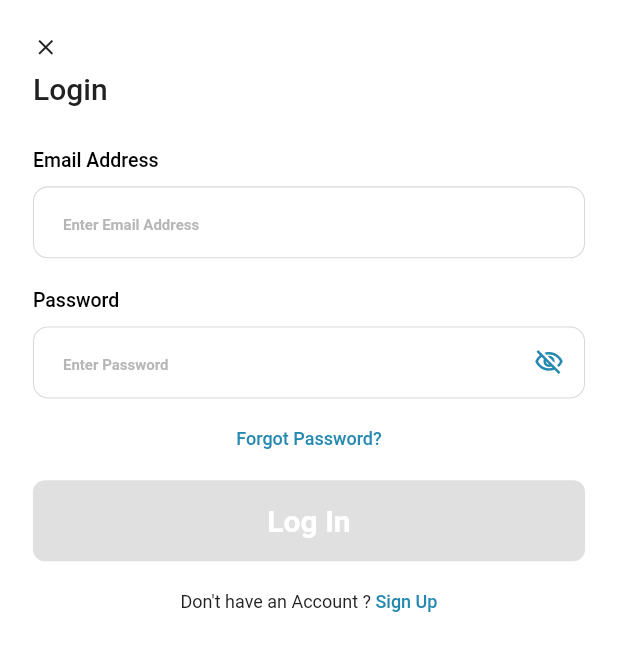
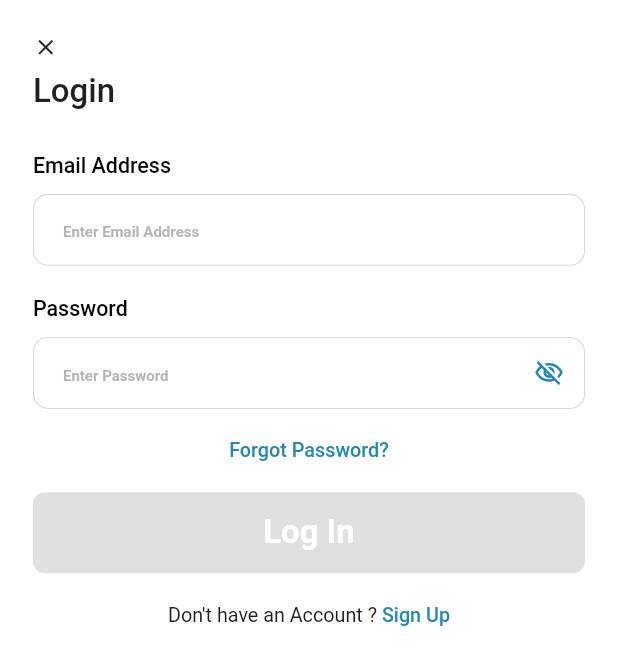
Before and after one commit to sholarrh/compact_pay, a Flutter app: the screen it shows after launch, after a tap on "Skip", on a phone screen of 412 x 824 dp. Shown: the top 665 px of the screen. Run offline on Flutter 3.47's test engine with Material 2 defaults, Android fonts, the light colour scheme and no system bars; our stand-ins replace device_preview, dio, firebase_core, image_picker, pin_code_fields, shared_preferences and 2 more; missing offline and left inert: email_otp; accounts and stored records are empty; network calls fail; Roboto replaces fonts that are missing (Poppins).

Commit message:
adding media query to onboarding show snackbar

```diff
--- a/lib/main.dart
+++ b/lib/main.dart
@@ -1,11 +1,20 @@
 import 'package:compact_pay/provider/provider.dart';
 import 'package:compact_pay/screens/SplashScreen/splashscreen.dart';
+
+//import 'package:compact_pay/testing_notifications.dart';
 import 'package:compact_pay/widgets/custom_error.dart';
+import 'package:device_preview/device_preview.dart';
+import 'package:firebase_core/firebase_core.dart';
+
+//import 'package:firebase_messaging/firebase_messaging.dart';
 import 'package:flutter/material.dart';
 import 'package:provider/provider.dart';
 
-void main() {
-  runApp(const MyApp());
+void main() async {
+  WidgetsFlutterBinding.ensureInitialized();
+  await Firebase.initializeApp();
+  //await FirebaseMessaging.instance.getInitialMessage();
+  runApp(DevicePreview(enabled: true, builder: (context) => const MyApp()));
 }
 
 class MyApp extends StatelessWidget {
--- a/lib/screens/SplashScreen/splashscreen.dart
+++ b/lib/screens/SplashScreen/splashscreen.dart
@@ -6,6 +6,7 @@ import 'package:shared_preferences/shared_preferences.dart';
 
 import '../../utils/app_colors.dart';
 import '../../widgets/my_text.dart';
+import '../../widgets/size_config.dart';
 
 class SplashScreen extends StatefulWidget {
   const SplashScreen({Key? key}) : super(key: key);
@@ -40,8 +41,7 @@ class _SplashScreenState extends State<SplashScreen> {
 
   @override
   Widget build(BuildContext context) {
-    final double height = MediaQuery.of(context).size.height;
-    final double width = MediaQuery.of(context).size.width;
+    SizeConfig.init(context);
     return Scaffold(
       backgroundColor: darkBlue,
       body: SafeArea(
@@ -49,13 +49,13 @@ class _SplashScreenState extends State<SplashScreen> {
           child: Center(
             child: Column(
               children: [
-                SizedBox(height: height * 0.39),
+                SizedBox(height: getProportionateScreenHeight(317)),
                 Image.asset('assets/images/Logo.png'),
-                SizedBox(height: height * 0.0185),
+                SizedBox(height: getProportionateScreenHeight(15.11)),
                 MyText(
                   'CompactPay',
                   color: white,
-                  fontSize: width * 0.064,
+                  fontSize: 24,
                   fontWeight: FontWeight.w600,
                 ),
               ],
--- a/lib/screens/add_money/ussd/select_bank.dart
+++ b/lib/screens/add_money/ussd/select_bank.dart
@@ -42,7 +42,6 @@ class _SelectBankState extends State<SelectBank> {
     return Scaffold(
       backgroundColor: backWhite,
       body: SafeArea(
-        child: SingleChildScrollView(
         child: Column(children: [
           Padding(
             padding: const EdgeInsets.only(top: 10, bottom: 20),
@@ -95,8 +94,64 @@ class _SelectBankState extends State<SelectBank> {
           const SizedBox(
             height: 20,
           ),
-            ListView.builder(
-                physics: const NeverScrollableScrollPhysics(),
+          // GroupedListView(
+          //   elements: displayList,
+          //
+          //   groupBy: (element) => displayList[0],
+          //     itemBuilder: (context, index) => Card(
+          //       margin: const EdgeInsets.symmetric(
+          //           horizontal: 1.0, vertical: 12.0),
+          //       child: ListTile(
+          //         onTap: () {
+          //           //print('addmoney is ${widget.addMoney}');
+          //           data.bankName = displayList[index]['name'];
+          //           data.bankLogo = displayList[index]['logo'];
+          //
+          //           if (widget.addMoney == 'Add by ussd') {
+          //             Navigator.push(
+          //               context,
+          //               MaterialPageRoute(
+          //                 builder: (context) => const AddByUssd(),
+          //               ),
+          //             );
+          //           } else if (widget.addMoney == 'Bank Account') {
+          //             Navigator.push(
+          //               context,
+          //               MaterialPageRoute(
+          //                 builder: (context) => const BankAccount(),
+          //               ),
+          //             );
+          //           } else {
+          //             Navigator.push(
+          //               context,
+          //               MaterialPageRoute(
+          //                 builder: (context) => const AddByCard(),
+          //               ),
+          //             );
+          //           }
+          //         },
+          //         dense: true,
+          //         tileColor: white,
+          //         enabled: true,
+          //         leading: CircleAvatar(
+          //             radius: 20,
+          //             backgroundColor: Colors.grey,
+          //             backgroundImage:
+          //             NetworkImage(displayList[index]['logo']!)),
+          //         title: MyText(
+          //           displayList[index]['name']!,
+          //           fontSize: 12,
+          //           fontWeight: FontWeight.w400,
+          //           color: black2121,
+          //           fontFamily: 'Poppins',
+          //         ),
+          //       ),
+          //     ),
+          //   g
+          // ),
+          Expanded(
+            child: ListView.builder(
+                //physics: const NeverScrollableScrollPhysics(),
                 itemCount: displayList.length,
                 shrinkWrap: true,
                 itemBuilder: (context, index) => Card(
@@ -104,7 +159,7 @@ class _SelectBankState extends State<SelectBank> {
                           horizontal: 1.0, vertical: 12.0),
                       child: ListTile(
                         onTap: () {
-                          print('addmoney is ${widget.addMoney}');
+                          //print('addmoney is ${widget.addMoney}');
                           data.bankName = displayList[index]['name'];
                           data.bankLogo = displayList[index]['logo'];
 
@@ -148,8 +203,8 @@ class _SelectBankState extends State<SelectBank> {
                         ),
                       ),
                     )),
+          ),
         ]),
-        ),
       ),
     );
   }
--- a/lib/screens/onboarding/onboarding2.dart
+++ b/lib/screens/onboarding/onboarding2.dart
@@ -1,8 +1,11 @@
 import 'package:compact_pay/screens/auth/login.dart';
 import 'package:compact_pay/utils/app_colors.dart';
 import 'package:flutter/material.dart';
+import 'package:smooth_page_indicator/smooth_page_indicator.dart';
 
+import '../../widgets/my_button.dart';
 import '../../widgets/my_text.dart';
+import '../../widgets/size_config.dart';
 
 // Adigun solafunmi
 
@@ -20,8 +23,9 @@ class _OnBoardingState extends State<OnBoarding> {
 
   @override
   Widget build(BuildContext context) {
-    final double height = MediaQuery.of(context).size.height;
-    final double width = MediaQuery.of(context).size.width;
+    // final double height = MediaQuery.of(context).size.height;
+    // final double width = MediaQuery.of(context).size.width;
+    SizeConfig.init(context);
     return Scaffold(
       backgroundColor: Colors.white,
       body: SafeArea(
@@ -37,70 +41,58 @@ class _OnBoardingState extends State<OnBoarding> {
                         decoration: BoxDecoration(
                           image: DecorationImage(
                             image: AssetImage(tabs[index].assetImage),
-                            fit: BoxFit.cover,
+                            fit: BoxFit.fill,
                           ),
                         ),
                       ),
+                      Column(
+                        crossAxisAlignment: CrossAxisAlignment.center,
+                        children: [
                           _currentIndex <= 2
-                          ? Positioned(
-                              right: width * 0.0613,
-                              top: height * 0.7266,
-                              left: width * 0.0613,
+                              ? Padding(
+                                  padding: EdgeInsets.only(
+                                      top: getProportionateScreenHeight(590)),
                                   child: MyText(
                                     tabs[index].title,
                                     textAlign: TextAlign.center,
-                                fontSize: width * 0.064,
+                                    fontSize: 24,
                                     fontWeight: FontWeight.w600,
                                     color: white,
                                   ),
                                 )
-                          : Positioned(
-                        right: 23,
-                              // width * 0.0613,
-                              top: height * 0.80665,
-                              left: 23,
-                              //width * 0.0613,
+                              : Padding(
+                                  padding: EdgeInsets.only(
+                                      top: getProportionateScreenHeight(655)),
                                   child: MyText(
                                     tabs[index].title,
                                     textAlign: TextAlign.center,
-                                fontSize: width * 0.032,
+                                    fontSize: 12,
                                     fontWeight: FontWeight.w400,
                                     color: const Color(0xffD4D3D3),
                                   ),
                                 ),
                           _currentIndex == 3
-                          ? Positioned(
-                              right: width * 0.0533,
-                              top: height * 0.72044335,
-                              left: width * 0.0533,
-                              child: Container(
+                              ? MyButton(
+                                  height: 54,
                                   width: double.infinity,
-                                height: height * 0.0665,
-                                decoration: BoxDecoration(
                                   color: mainBlue,
-                                  borderRadius: BorderRadius.circular(20),
-                                ),
-                                child: Center(
-                                  child: InkWell(
                                   onTap: () {
                                     Navigator.push(
                                       context,
                                       MaterialPageRoute(
-                                            builder: (context) =>
-                                                const Login()),
+                                          builder: (context) => const Login()),
                                     );
                                   },
                                   child: MyText(
                                     'Get Started',
-                                      fontSize: width * 0.0423,
+                                    fontSize: getProportionateScreenWidth(16),
                                     fontWeight: FontWeight.w600,
                                     color: white,
                                   ),
-                                  ),
-                          ),
-                        ),
                                 )
                               : const SizedBox(),
+                        ],
+                      )
                     ],
                   );
                 },
@@ -114,8 +106,8 @@ class _OnBoardingState extends State<OnBoarding> {
                   setState(() {});
                 }),
             Positioned(
-              right: width * 0.0901,
-              top: height * 0.0665,
+              right: getProportionateScreenWidth(38),
+              top: getProportionateScreenHeight(20),
               child: InkWell(
                 onTap: () {
                   Navigator.push(
@@ -128,11 +120,11 @@ class _OnBoardingState extends State<OnBoarding> {
                     MyText(
                       'Skip',
                       fontWeight: FontWeight.w500,
-                      fontSize: width * 0.04267,
+                      fontSize: 12,
                       color: white,
                     ),
                     SizedBox(
-                      width: width * 0.0293,
+                      width: getProportionateScreenWidth(8),
                     ),
                     const Icon(
                       Icons.arrow_forward_ios_outlined,
@@ -144,27 +136,19 @@ class _OnBoardingState extends State<OnBoarding> {
               ),
             ),
             Positioned(
-                bottom: height * 0.10077,
-                left: width * 0.32533,
+                bottom: getProportionateScreenHeight(689),
+                left: getProportionateScreenWidth(137),
                 child: _currentIndex <= 2
-                    ? Row(
-                        mainAxisAlignment: MainAxisAlignment.center,
-                        children: [
-                          ...List.generate(
-                            tabs.length,
-                            (index) => Container(
-                              margin: const EdgeInsets.all(10),
-                              height: index == _currentIndex ? 16 : 12,
-                              width: index == _currentIndex ? 16 : 12,
-                              decoration: BoxDecoration(
-                                shape: BoxShape.circle,
-                                color: index == _currentIndex
-                                    ? const Color(0xffCECCCC)
-                                    : const Color(0xff787676),
+                    ? SmoothPageIndicator(
+                        controller: _pageController,
+                        count: tabs.length,
+                        effect: WormEffect(
+                          dotHeight: getProportionateScreenHeight(8),
+                          dotWidth: getProportionateScreenWidth(8),
+                          dotColor: Color(0XFF787676),
+                          spacing: getProportionateScreenWidth(4),
+                          activeDotColor: Color(0XFFCECCCC),
                         ),
-                            ),
-                          ),
-                        ],
                       )
                     : const SizedBox()),
           ],
--- a/lib/widgets/my_text.dart
+++ b/lib/widgets/my_text.dart
@@ -1,4 +1,5 @@
 // Flutter imports:
+import 'package:compact_pay/widgets/size_config.dart';
 import 'package:flutter/material.dart';
 
 // Project imports:
@@ -43,6 +44,7 @@ class MyText extends StatelessWidget {
 
   @override
   Widget build(BuildContext context) {
+    SizeConfig.init(context);
     return Text(
       data,
       textAlign: textAlign,
@@ -52,7 +54,7 @@ class MyText extends StatelessWidget {
       textDirection: textDirection,
       style: TextStyle(
           color: color,
-          fontSize: fontSize,
+          fontSize: getProportionateScreenWidth(fontSize!),
           fontWeight: fontWeight,
           fontFamily: fontFamily,
           letterSpacing: letterSpacing,
--- /dev/null
+++ b/lib/widgets/size_config.dart
@@ -0,0 +1,26 @@
+import 'package:flutter/material.dart';
+
+class SizeConfig {
+  static late MediaQueryData _mediaQueryData;
+  static late double screenWidth;
+  static late double screenHeight;
+  static late double defaultSize;
+  static late Orientation orientation;
+
+  static void init(BuildContext context) {
+    _mediaQueryData = MediaQuery.of(context);
+    screenWidth = _mediaQueryData.size.width;
+    screenHeight = _mediaQueryData.size.height;
+    orientation = _mediaQueryData.orientation;
+  }
+}
+
+double getProportionateScreenHeight(double inputHeight) {
+  double screenHeight = SizeConfig.screenHeight;
+  return (inputHeight / 812.0) * screenHeight;
+}
+
+double getProportionateScreenWidth(double inputWidth) {
+  double screenWidth = SizeConfig.screenWidth;
+  return (inputWidth / 375.0) * screenWidth;
+}
--- a/lib/widgets/validator.dart
+++ b/lib/widgets/validator.dart
@@ -76,13 +76,12 @@ String? validatePassword(String? formPassword) {
   if (formPassword == null || formPassword.isEmpty) {
     return 'Password is required.';
   }
-  String pattern =
-      r'^(?=.*?[A-Z])(?=.*?[a-z])(?=.*?[0-9])(?=.*?[!@#\$&*~]).{8,}$';
+  String pattern = r'^(?=.*?[0-9]).{6,}$';
   RegExp regex = RegExp(pattern);
   if (!regex.hasMatch(formPassword)) {
     return '''
-    Password must be at least 8 characters,
-    include an uppercase letter, number and symbol.
+    Password must be at least 6 characters,
+    include a number.
     ''';
   }
 
```
Also changed, not shown: lib/testing_notifications.dart (added, +183 -0 lines), lib/widgets/media_query.dart (deleted, +0 -12 lines), lib/widgets/show_snackbar.dart (+0 -18 lines), pubspec.yaml (+11 -60 lines), pubspec.lock, 3 other files. Lines whose indentation alone changed are shown as unchanged.
